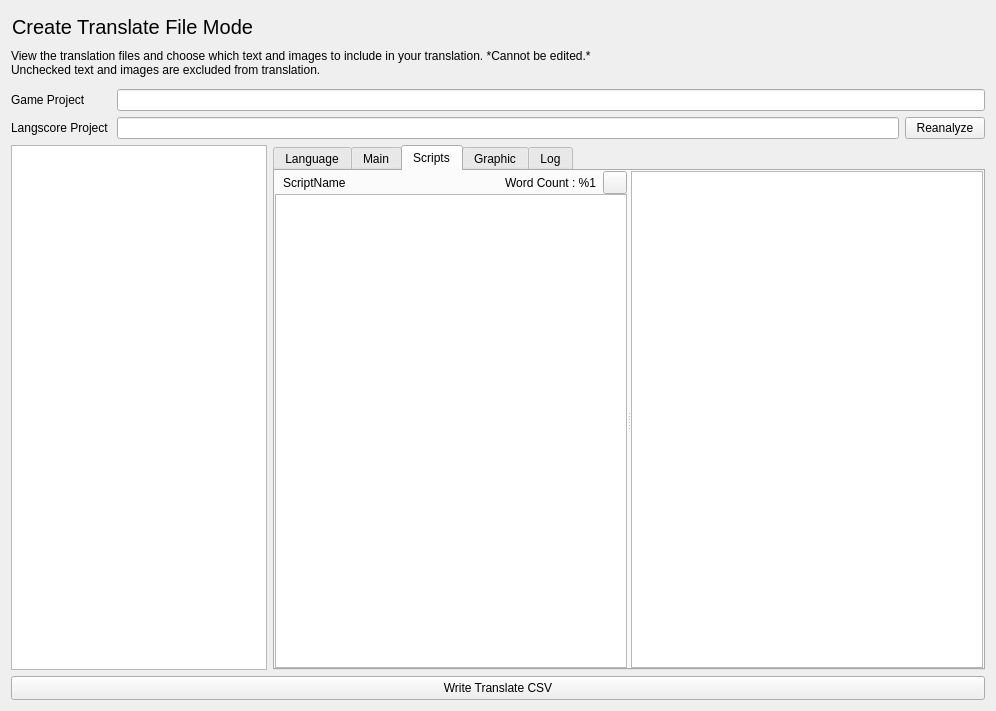
MUkoutyan/langscore-app, file src/ui/WriteModeComponent.ui: the form before one commit.
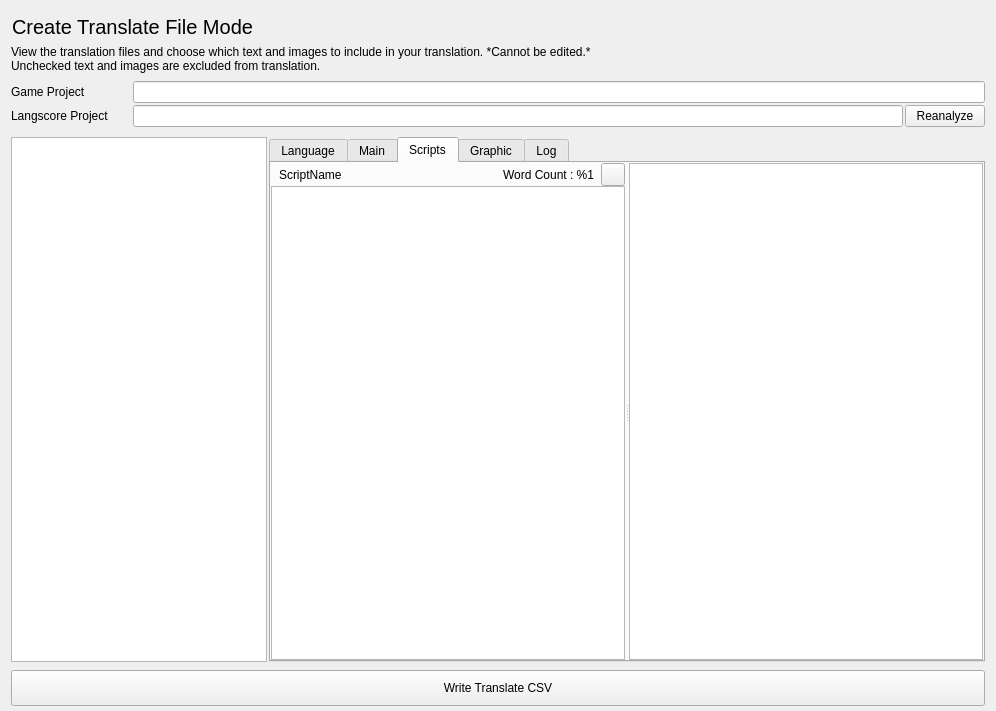
The form after the commit. Icons and pictures are not drawn. Custom widgets are drawn as their Qt base class.

```diff
--- a/src/ui/WriteModeComponent.ui
+++ b/src/ui/WriteModeComponent.ui
@@ -14,6 +14,9 @@
    <string>Form</string>
   </property>
   <layout class="QVBoxLayout" name="verticalLayout_2">
+   <property name="spacing">
+    <number>2</number>
+   </property>
    <item>
     <widget class="QPushButton" name="modeTitle">
      <property name="font">
@@ -74,13 +77,13 @@
       <widget class="QLabel" name="label">
        <property name="minimumSize">
         <size>
-         <width>100</width>
+         <width>120</width>
          <height>0</height>
         </size>
        </property>
        <property name="maximumSize">
         <size>
-         <width>100</width>
+         <width>120</width>
          <height>16777215</height>
         </size>
        </property>
@@ -104,13 +107,13 @@
       <widget class="QLabel" name="label_2">
        <property name="minimumSize">
         <size>
-         <width>100</width>
+         <width>120</width>
          <height>0</height>
         </size>
        </property>
        <property name="maximumSize">
         <size>
-         <width>100</width>
+         <width>120</width>
          <height>16777215</height>
         </size>
        </property>
@@ -135,6 +138,22 @@
      </item>
     </layout>
    </item>
+   <item>
+    <spacer name="verticalSpacer_2">
+     <property name="orientation">
+      <enum>Qt::Vertical</enum>
+     </property>
+     <property name="sizeType">
+      <enum>QSizePolicy::Fixed</enum>
+     </property>
+     <property name="sizeHint" stdset="0">
+      <size>
+       <width>20</width>
+       <height>8</height>
+      </size>
+     </property>
+    </spacer>
+   </item>
    <item>
     <layout class="QHBoxLayout" name="horizontalLayout_2" stretch="0,1">
      <item>
@@ -463,7 +482,7 @@
      <property name="minimumSize">
       <size>
        <width>0</width>
-       <height>24</height>
+       <height>36</height>
       </size>
      </property>
      <property name="maximumSize">
```
